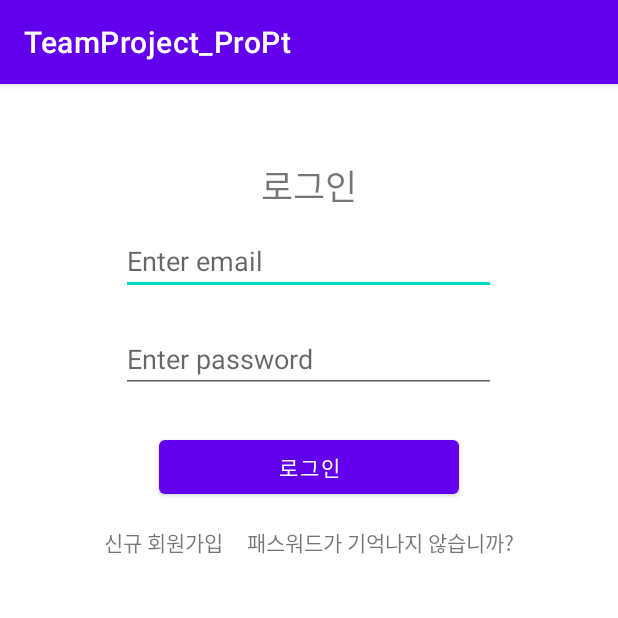
After one commit to dpwns523/MobileProgrammingTeamProject, an Android app: the LoginActivity screen opened directly, with no data from a screen before it, on a phone screen of 412 x 824 dp, the top half of it. The commit adds this screen. Run offline under Robolectric (Android 15) with nearby library versions, the phone set to English and light mode, and no system bars; our stand-ins replace Firebase (no records; nobody signed in at launch, a user with empty details on screens opened directly); 1 statement that could not run was skipped.

Commit message:
[BE] 파이어베이스 연동 로그인 구현 -원진-

```diff
--- a/TeamProject_ProPt/app/src/main/AndroidManifest.xml
+++ b/TeamProject_ProPt/app/src/main/AndroidManifest.xml
@@ -18,6 +18,9 @@
                 <category android:name="android.intent.category.LAUNCHER" />
             </intent-filter>
         </activity>
+        <activity android:name=".LoginActivity" />
+        <activity android:name=".SignUpActivity" />
+        <activity android:name=".FindActivity" />
     </application>
 
 </manifest>
--- /dev/null
+++ b/TeamProject_ProPt/app/src/main/java/koreatech/teamproject_propt/LoginActivity.java
@@ -0,0 +1,112 @@
+package koreatech.teamproject_propt;
+
+import android.app.ProgressDialog;
+import android.content.Intent;
+import android.os.Bundle;
+import android.text.TextUtils;
+import android.view.View;
+import android.widget.Button;
+import android.widget.EditText;
+import android.widget.TextView;
+import android.widget.Toast;
+
+import androidx.annotation.NonNull;
+import androidx.appcompat.app.AppCompatActivity;
+
+import com.google.android.gms.tasks.OnCompleteListener;
+import com.google.android.gms.tasks.Task;
+import com.google.firebase.auth.AuthResult;
+import com.google.firebase.auth.FirebaseAuth;
+
+public class LoginActivity extends AppCompatActivity implements View.OnClickListener{
+    //define view objects
+    EditText editTextEmail;
+    EditText editTextPassword;
+    Button buttonSignin;
+    TextView textviewSignup;
+    TextView textviewMessage;
+    TextView textviewFindPassword;
+    ProgressDialog progressDialog;
+    //define firebase object
+    FirebaseAuth firebaseAuth;
+
+    @Override
+    protected void onCreate(Bundle savedInstanceState) {
+        super.onCreate(savedInstanceState);
+        setContentView(R.layout.activity_login);
+
+        //initializig firebase auth object
+        firebaseAuth = FirebaseAuth.getInstance();
+
+        if(firebaseAuth.getCurrentUser() != null){
+            //이미 로그인 되었다면 이 액티비티를 종료함
+            finish();
+            //그리고 profile 액티비티를 연다.
+            startActivity(new Intent(getApplicationContext(), MainActivity.class)); //추가해 줄 ProfileActivity
+        }
+        //initializing views
+        editTextEmail = (EditText) findViewById(R.id.editTextEmail);
+        editTextPassword = (EditText) findViewById(R.id.editTextPassword);
+        textviewSignup= (TextView) findViewById(R.id.textViewSignup);
+        textviewMessage = (TextView) findViewById(R.id.textviewMessage);
+        textviewFindPassword = (TextView) findViewById(R.id.textViewFindpassword);
+        buttonSignin = (Button) findViewById(R.id.buttonSignin);
+        progressDialog = new ProgressDialog(this);
+
+        //button click event
+        buttonSignin.setOnClickListener(this);
+        textviewSignup.setOnClickListener(this);
+        textviewFindPassword.setOnClickListener(this);
+    }
+
+    //firebase userLogin method
+    private void userLogin(){
+        String email = editTextEmail.getText().toString().trim();
+        String password = editTextPassword.getText().toString().trim();
+
+        if(TextUtils.isEmpty(email)){
+            Toast.makeText(this, "email을 입력해 주세요.", Toast.LENGTH_SHORT).show();
+            return;
+        }
+        if(TextUtils.isEmpty(password)){
+            Toast.makeText(this, "password를 입력해 주세요.", Toast.LENGTH_SHORT).show();
+            return;
+        }
+
+        progressDialog.setMessage("로그인중입니다. 잠시 기다려 주세요...");
+        progressDialog.show();
+
+        //logging in the user
+        firebaseAuth.signInWithEmailAndPassword(email, password)
+                .addOnCompleteListener(this, new OnCompleteListener<AuthResult>() {
+                    @Override
+                    public void onComplete(@NonNull Task<AuthResult> task) {
+                        progressDialog.dismiss();
+                        if(task.isSuccessful()) {
+                            finish();
+                            startActivity(new Intent(getApplicationContext(), MainActivity.class));
+                        } else {
+                            Toast.makeText(getApplicationContext(), "로그인 실패!", Toast.LENGTH_LONG).show();
+                            textviewMessage.setText("로그인 실패 유형\n - password가 맞지 않습니다.\n -서버에러");
+                        }
+                    }
+                });
+    }
+
+
+
+    @Override
+    public void onClick(View view) {
+        if(view == buttonSignin) {
+            userLogin();
+        }
+        if(view == textviewSignup) {
+            finish();
+            startActivity(new Intent(this, SignUpActivity.class));
+        }
+        if(view == textviewFindPassword) {
+            finish();
+            startActivity(new Intent(this, FindActivity.class));
+        }
+    }
+}
--- /dev/null
+++ b/TeamProject_ProPt/app/src/main/res/layout/activity_login.xml
@@ -0,0 +1,72 @@
+<?xml version="1.0" encoding="utf-8"?>
+<LinearLayout xmlns:android="http://schemas.android.com/apk/res/android"
+    xmlns:app="http://schemas.android.com/apk/res-auto"
+    xmlns:tools="http://schemas.android.com/tools"
+    android:layout_width="match_parent"
+    android:layout_height="match_parent"
+    android:orientation="vertical"
+    tools:context="koreatech.teamproject_propt.MainActivity">
+
+    <TextView
+        android:layout_gravity="center_horizontal"
+        android:layout_width="wrap_content"
+        android:layout_height="wrap_content"
+        android:layout_marginTop="50dp"
+        android:textSize="23dp"
+        android:text="로그인" />
+
+    <EditText
+        android:id="@+id/editTextEmail"
+        android:layout_width="250dp"
+        android:layout_height="wrap_content"
+        android:layout_margin="10dp"
+        android:layout_gravity="center_horizontal"
+        android:hint="Enter email"
+        android:inputType="textEmailAddress" />
+
+    <EditText
+        android:id="@+id/editTextPassword"
+        android:layout_width="250dp"
+        android:layout_gravity="center_horizontal"
+        android:layout_height="wrap_content"
+        android:layout_margin="10dp"
+        android:hint="Enter password"
+        android:inputType="textPassword" />
+
+    <Button
+        android:id="@+id/buttonSignin"
+        android:layout_width="200dp"
+        android:layout_height="wrap_content"
+        android:layout_margin="15dp"
+        android:layout_gravity="center_horizontal"
+        android:text="로그인" />
+
+    <LinearLayout
+        android:orientation="horizontal"
+        android:gravity="center_horizontal"
+        android:layout_width="match_parent"
+        android:layout_height="wrap_content">
+
+        <TextView
+            android:text="신규 회원가입"
+            android:id="@+id/textViewSignup"
+            android:layout_width="wrap_content"
+            android:layout_height="wrap_content" />
+
+        <TextView
+            android:text="패스워드가 기억나지 않습니까?"
+            android:layout_marginLeft="16dp"
+            android:id="@+id/textViewFindpassword"
+            android:layout_width="wrap_content"
+            android:layout_height="wrap_content" />
+
+    </LinearLayout>
+
+
+    <TextView
+        android:layout_gravity="center_horizontal"
+        android:id="@+id/textviewMessage"
+        android:layout_width="wrap_content"
+        android:layout_height="wrap_content" />
+
+</LinearLayout>
--- a/TeamProject_ProPt/build.gradle
+++ b/TeamProject_ProPt/build.gradle
@@ -3,12 +3,17 @@ buildscript {
     repositories {
         google()
         mavenCentral()
+        mavenLocal()
     }
     dependencies {
         classpath "com.android.tools.build:gradle:7.0.1"
 
         // NOTE: Do not place your application dependencies here; they belong
         // in the individual module build.gradle files
+
+        classpath 'com.google.gms:google-services:4.3.10'
+
+
     }
 }
 
```
Also changed, not shown: TeamProject_ProPt/app/build.gradle (+7 -1 lines), TeamProject_ProPt/app/src/main/java/koreatech/teamproject_propt/FindActivity.java (added, +79 -0 lines), TeamProject_ProPt/app/src/main/java/koreatech/teamproject_propt/MainActivity.java (+14 -1 lines), TeamProject_ProPt/app/src/main/java/koreatech/teamproject_propt/SignUpActivity.java (added, +111 -0 lines), TeamProject_ProPt/app/src/main/res/layout/activity_find.xml (added, +55 -0 lines), TeamProject_ProPt/app/src/main/res/layout/activity_main.xml (+5 -4 lines), TeamProject_ProPt/app/src/main/res/layout/activity_signup.xml (added, +65 -0 lines), app/build.gradle (+22 -0 lines), app/gradle/wrapper/gradle-wrapper.properties (added), 415 other files.
